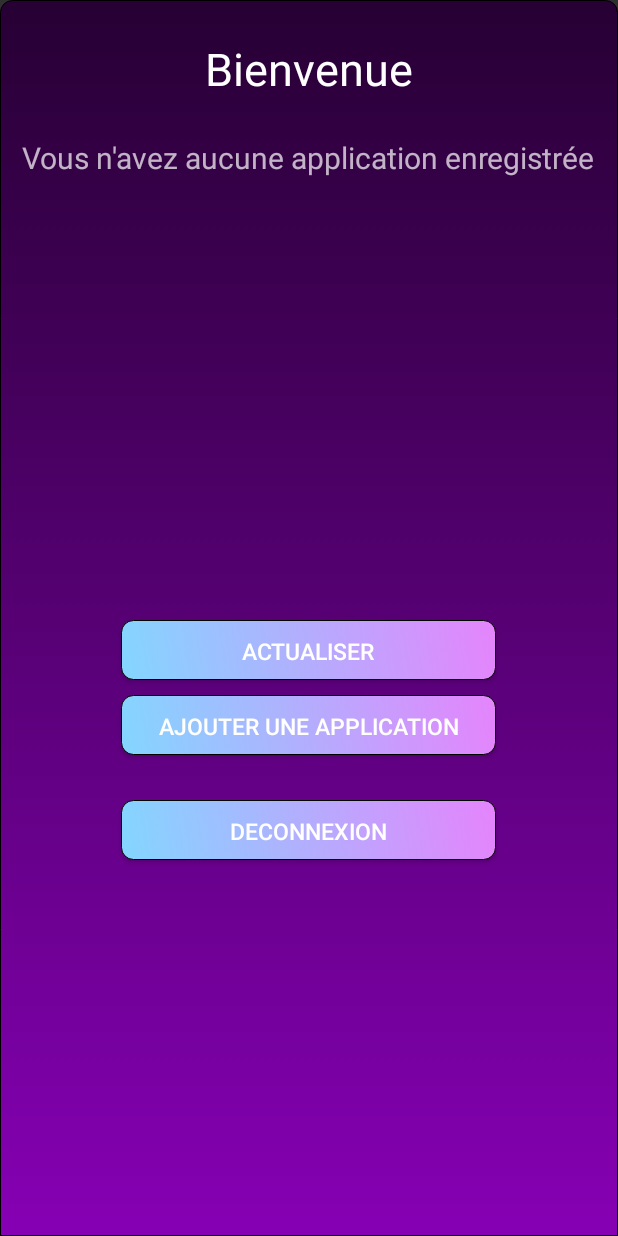
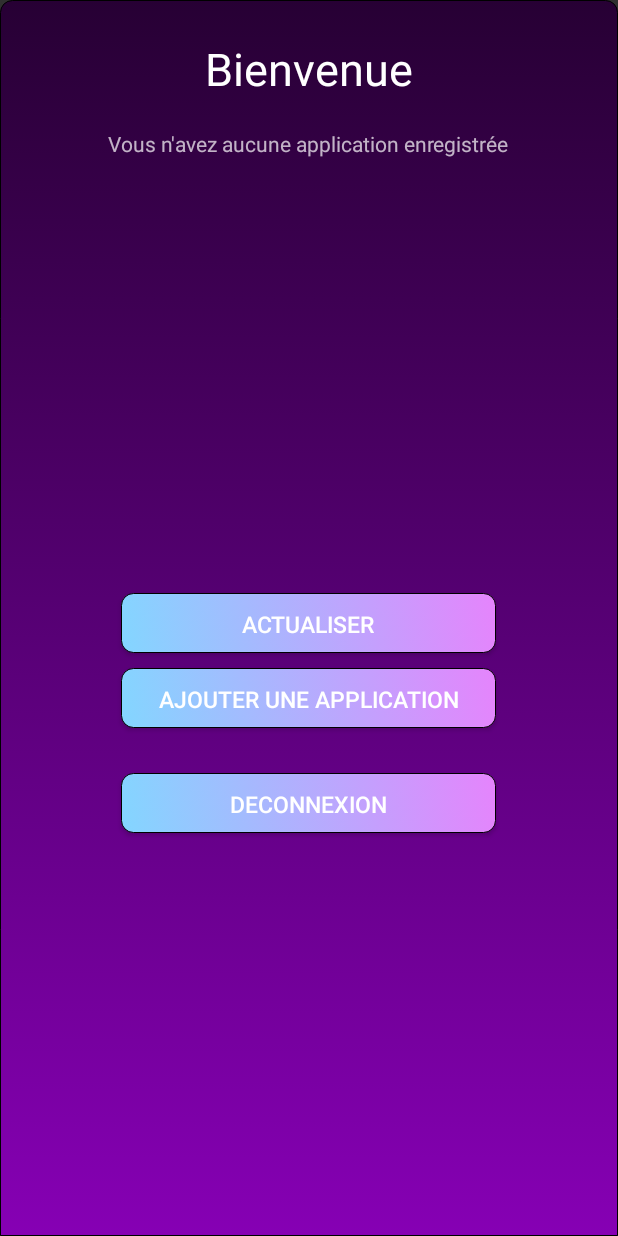
Before and after one commit to AnthonyRJ/UMSA, an Android app: the AccueilActivity screen opened directly, with no data from a screen before it, on a phone screen of 412 x 824 dp. Run offline under Robolectric (Android 15) with nearby library versions, the phone set to English and light mode, and no system bars; our stand-ins replace Firebase (no records; nobody signed in at launch, a user with empty details on screens opened directly).

Commit message:
responsive design ?

```diff
--- a/app/src/main/java/com/example/Login_and_Registration/AccueilActivity.java
+++ b/app/src/main/java/com/example/Login_and_Registration/AccueilActivity.java
@@ -145,6 +145,7 @@ public class AccueilActivity extends AppCompatActivity {
                                 moreLab.setVisibility(View.VISIBLE);
                             } else if(cptApp <= 0){
                                 listeLab.setText("Vous n'avez aucune application enregistrée");
+                                listeLab.setTextSize(14);
                             }
                         } else {
                             Log.d(TAG, "Error getting documents: ", task.getException());
--- a/app/src/main/res/layout/accueil_activity.xml
+++ b/app/src/main/res/layout/accueil_activity.xml
@@ -23,7 +23,7 @@
         android:id="@+id/listeLab"
         android:layout_width="wrap_content"
         android:layout_height="wrap_content"
-        android:layout_marginTop="25dp"
+        android:layout_marginTop="20dp"
         android:text="Liste des applications"
         android:textSize="20sp" />
 
@@ -58,7 +58,7 @@
         android:id="@+id/button_reload"
         android:layout_width="250dp"
         android:layout_height="40dp"
-        android:layout_marginTop="50dp"
+        android:layout_marginTop="45dp"
         android:background="@drawable/button"
         android:text="@string/reload"
         android:textSize="15sp" />
```
